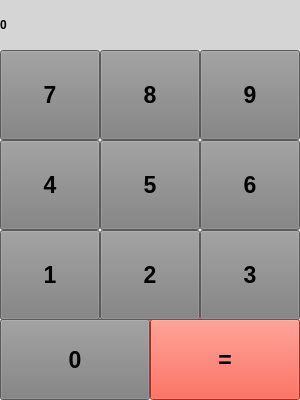
petros000/calc, file calc.ui: the form before one commit.
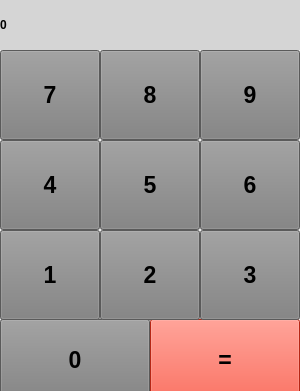
The form after the commit.

Commit message: final qt designer

```diff
--- a/calc.ui
+++ b/calc.ui
@@ -7,7 +7,7 @@
     <x>0</x>
     <y>0</y>
     <width>300</width>
-    <height>400</height>
+    <height>391</height>
    </rect>
   </property>
   <property name="windowTitle">
```
Left out of the diff: 24 changed lines with no effect on the pictures.
